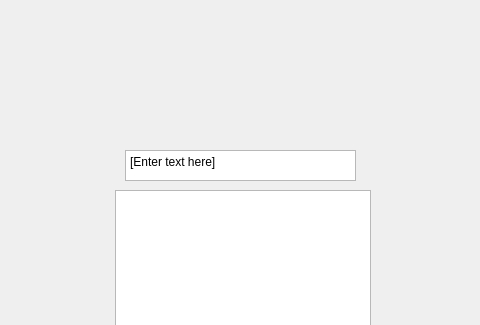
First picture: the form in SPSv2/mainwindow.ui, repository etquist/SPSv2, before the edit; both pictures show x 125 to 605 and y 0 to 325 of the 800 by 600 pixel window.
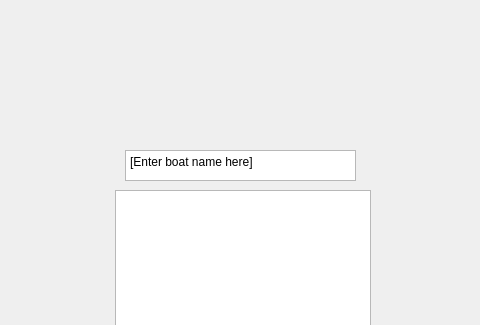
Second picture: the form after the edit.

Patch:
```diff
--- a/SPSv2/mainwindow.ui
+++ b/SPSv2/mainwindow.ui
@@ -47,7 +47,7 @@
 li.unchecked::marker { content: &quot;\2610&quot;; }
 li.checked::marker { content: &quot;\2612&quot;; }
 &lt;/style&gt;&lt;/head&gt;&lt;body style=&quot; font-family:'Segoe UI'; font-size:9pt; font-weight:400; font-style:normal;&quot;&gt;
-&lt;p style=&quot; margin-top:0px; margin-bottom:0px; margin-left:0px; margin-right:0px; -qt-block-indent:0; text-indent:0px;&quot;&gt;[Enter text here]&lt;/p&gt;&lt;/body&gt;&lt;/html&gt;</string>
+&lt;p style=&quot; margin-top:0px; margin-bottom:0px; margin-left:0px; margin-right:0px; -qt-block-indent:0; text-indent:0px;&quot;&gt;[Enter boat name here]&lt;/p&gt;&lt;/body&gt;&lt;/html&gt;</string>
     </property>
    </widget>
   </widget>
```
Left out of the diff: 2 changed lines with no effect on the pictures.
